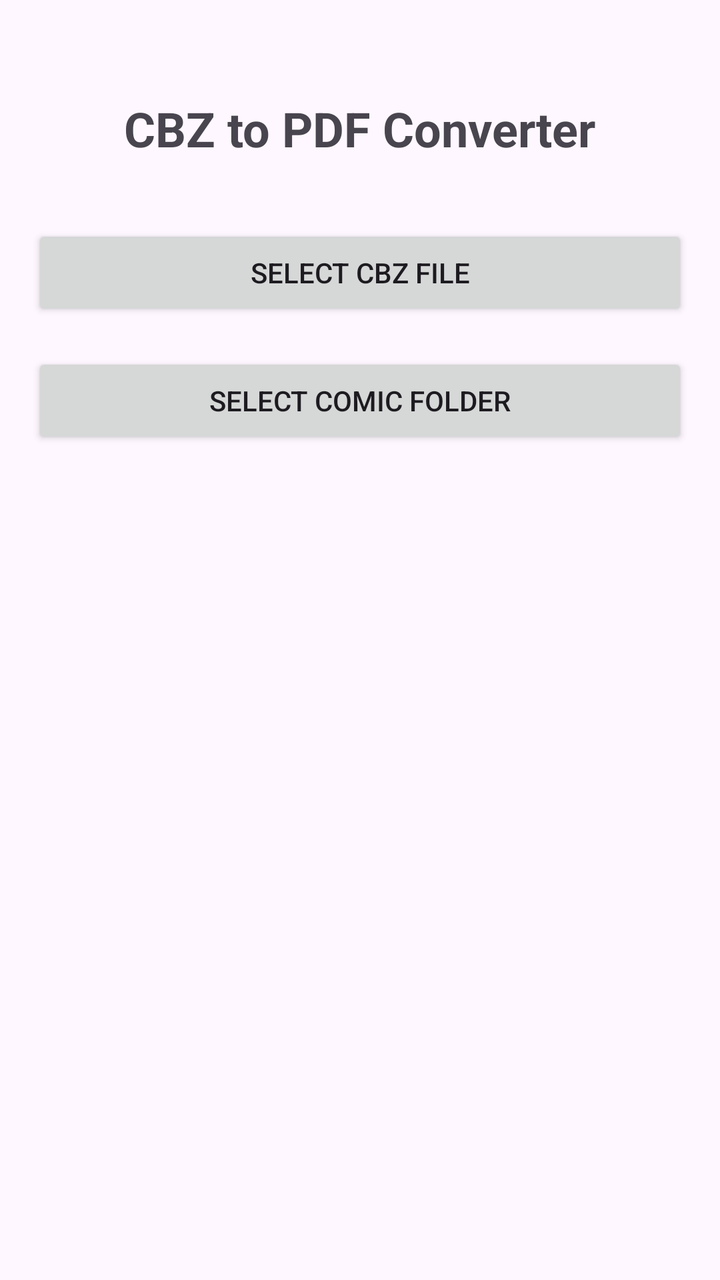
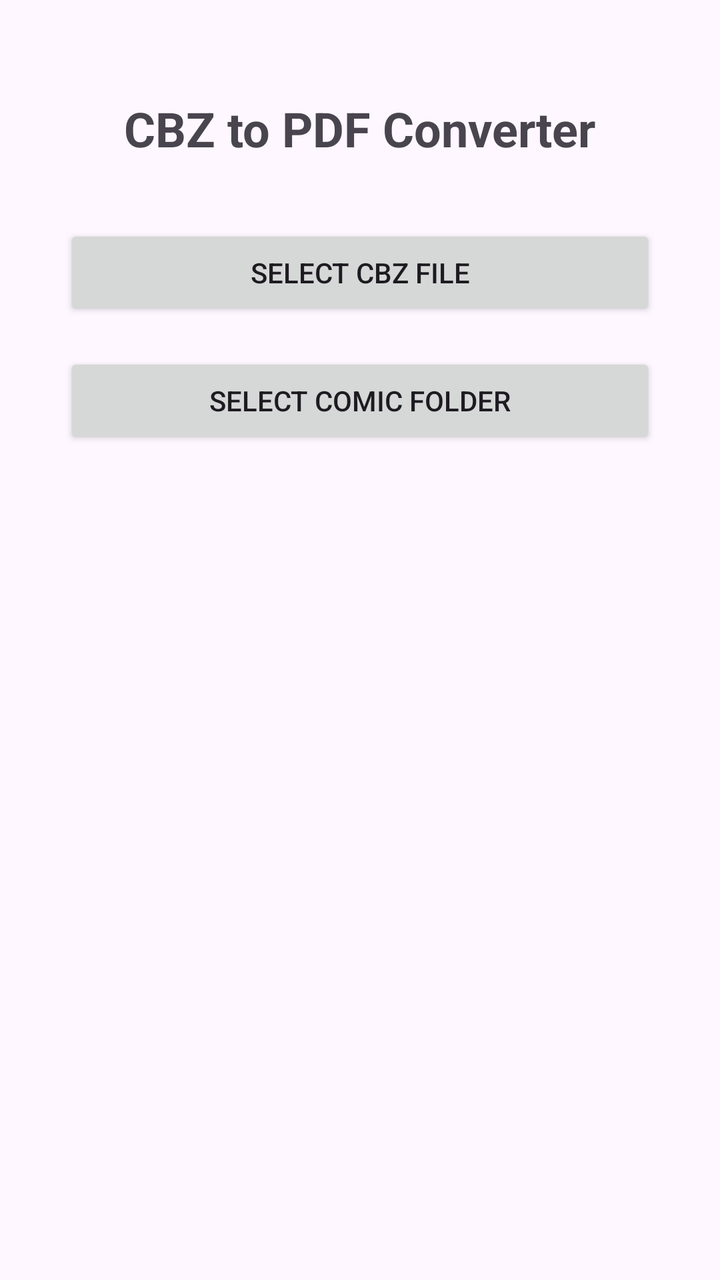

Two renders of the same Android screen: before a commit and after it. Below are the layout's source before the change and the commit's diff.
<!-- AndroidManifest.xml: application theme Theme.ComicConverter -->
<!-- res/layout/activity_main.xml -->
<?xml version="1.0" encoding="utf-8"?>
<androidx.constraintlayout.widget.ConstraintLayout xmlns:android="http://schemas.android.com/apk/res/android"
        xmlns:tools="http://schemas.android.com/tools"
        xmlns:app="http://schemas.android.com/apk/res-auto"
        android:id="@+id/main"
        android:layout_width="match_parent"
        android:layout_height="match_parent"
        android:padding="16dp"
        tools:context=".MainActivity">

    <TextView
            android:id="@+id/titleText"
            android:layout_width="wrap_content"
            android:layout_height="wrap_content"
            android:text="@string/cbz_to_pdf_converter"
            android:textSize="24sp"
            android:textStyle="bold"
            android:layout_marginTop="32dp"
            app:layout_constraintTop_toTopOf="parent"
            app:layout_constraintStart_toStartOf="parent"
            app:layout_constraintEnd_toEndOf="parent" />

    <Button
            android:id="@+id/selectFileButton"
            android:layout_width="0dp"
            android:layout_height="wrap_content"
            android:text="Select CBZ File"
            android:layout_marginTop="32dp"
            app:layout_constraintTop_toBottomOf="@id/titleText"
            app:layout_constraintStart_toStartOf="parent"
            app:layout_constraintEnd_toEndOf="parent" />

    <Button
            android:id="@+id/selectFolderButton"
            android:layout_width="0dp"
            android:layout_height="wrap_content"
            android:text="Select Comic Folder"
            android:layout_marginTop="16dp"
            app:layout_constraintTop_toBottomOf="@id/selectFileButton"
            app:layout_constraintStart_toStartOf="parent"
            app:layout_constraintEnd_toEndOf="parent" />

    <ProgressBar
            android:id="@+id/progressBar"
            style="@style/Widget.AppCompat.ProgressBar.Horizontal"
            android:layout_width="0dp"
            android:layout_height="wrap_content"
            android:visibility="gone"
            android:max="100"
            android:progress="0"
            android:layout_marginTop="24dp"
            app:layout_constraintTop_toBottomOf="@id/selectFolderButton"
            app:layout_constraintStart_toStartOf="parent"
            app:layout_constraintEnd_toEndOf="parent" />

    <TextView
            android:id="@+id/statusText"
            android:layout_width="0dp"
            android:layout_height="wrap_content"
            android:text=""
            android:textAlignment="center"
            android:layout_marginTop="16dp"
            app:layout_constraintTop_toBottomOf="@id/progressBar"
            app:layout_constraintStart_toStartOf="parent"
            app:layout_constraintEnd_toEndOf="parent" />

</androidx.constraintlayout.widget.ConstraintLayout>
<!-- resources referenced by this layout -->
<resources>
  <string name="cbz_to_pdf_converter">CBZ to PDF Converter</string>
  <style name="Theme.ComicConverter" parent="Base.Theme.ComicConverter" />
  <style name="Base.Theme.ComicConverter" parent="Theme.Material3.DayNight.NoActionBar">
          
          <item name="android:forceDarkAllowed" tools:targetApi="q">true</item>
      </style>
</resources>

<!-- the commit's change to res/layout/activity_main.xml (unified diff, before → after) -->
@@ -6,7 +6,7 @@
         android:layout_width="match_parent"
         android:layout_height="match_parent"
         android:padding="16dp"
-        tools:context=".MainActivity">
+        tools:context="dev.heckr.comicconverter.MainActivity">
 
     <TextView
             android:id="@+id/titleText"
@@ -24,8 +24,9 @@
             android:id="@+id/selectFileButton"
             android:layout_width="0dp"
             android:layout_height="wrap_content"
-            android:text="Select CBZ File"
+            android:text="@string/select_cbz_file"
             android:layout_marginTop="32dp"
+            android:layout_marginHorizontal="16dp"
             app:layout_constraintTop_toBottomOf="@id/titleText"
             app:layout_constraintStart_toStartOf="parent"
             app:layout_constraintEnd_toEndOf="parent" />
@@ -34,8 +35,9 @@
             android:id="@+id/selectFolderButton"
             android:layout_width="0dp"
             android:layout_height="wrap_content"
-            android:text="Select Comic Folder"
+            android:text="@string/select_comic_folder"
             android:layout_marginTop="16dp"
+            android:layout_marginHorizontal="16dp"
             app:layout_constraintTop_toBottomOf="@id/selectFileButton"
             app:layout_constraintStart_toStartOf="parent"
             app:layout_constraintEnd_toEndOf="parent" />
<!-- resource entries referenced after the edit -->
@@ -1,6 +1,8 @@
 <!-- resources referenced by this layout -->
 <resources>
   <string name="cbz_to_pdf_converter">CBZ to PDF Converter</string>
+  <string name="select_cbz_file">Select CBZ File</string>
+  <string name="select_comic_folder">Select Comic Folder</string>
   <style name="Theme.ComicConverter" parent="Base.Theme.ComicConverter" />
   <style name="Base.Theme.ComicConverter" parent="Theme.Material3.DayNight.NoActionBar">
           
